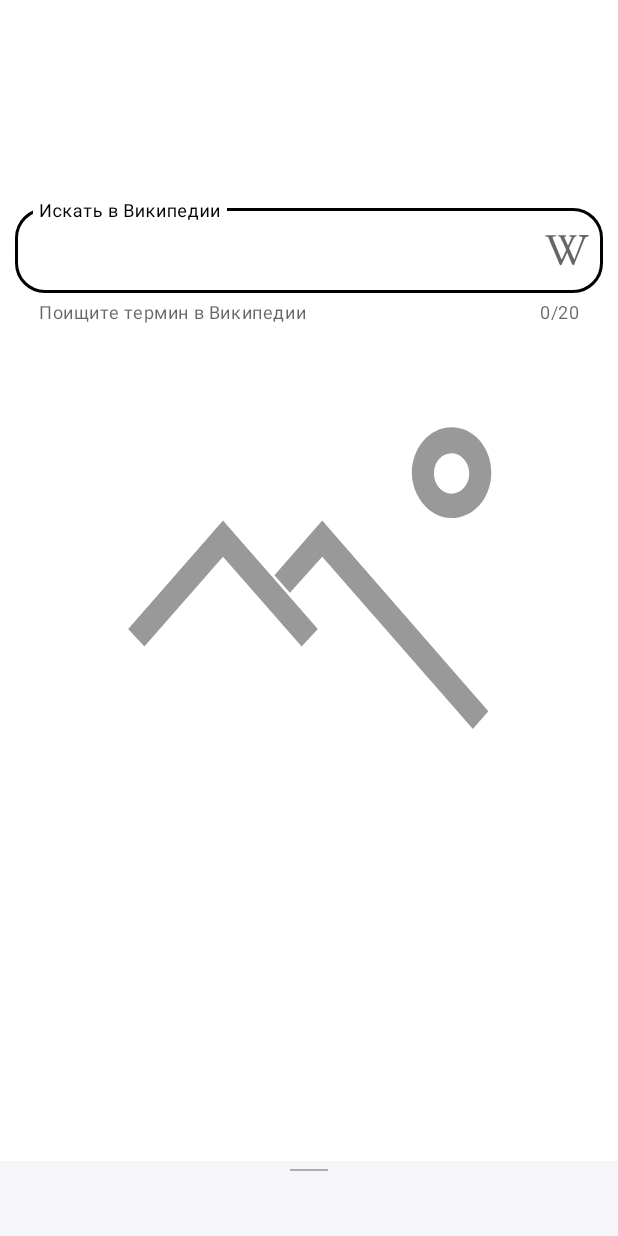
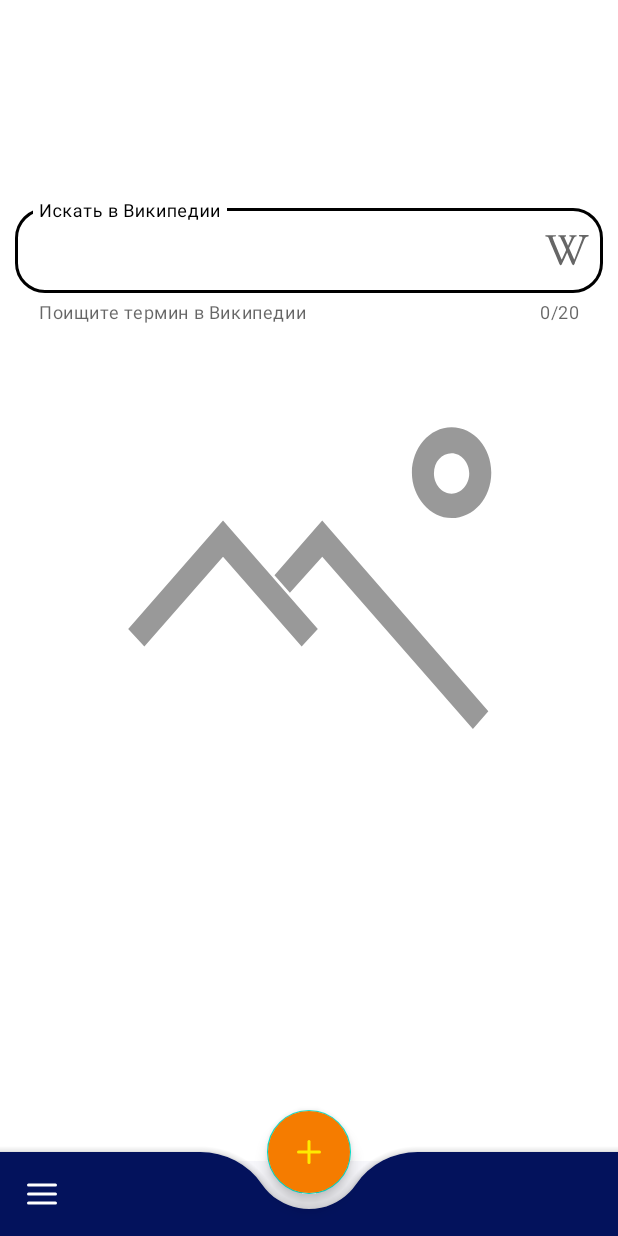
Before and after one commit to MMN95/AndroidMaterialDesign, an Android app: the layout fragment_main.xml on its own in the app's theme, with its tools: preview values and no code run, on a phone screen of 412 x 824 dp. Run offline under Robolectric (Android 15) with nearby library versions, the phone set to English and light mode, and no system bars.

Commit message:
-Добавлен BottomAppBar+FAB и обработка его элементов в коде

```diff
--- a/app/src/main/res/layout/bottom_sheet_layout.xml
+++ b/app/src/main/res/layout/bottom_sheet_layout.xml
@@ -31,7 +31,8 @@
         android:textStyle="bold"
         app:layout_constraintEnd_toEndOf="parent"
         app:layout_constraintStart_toStartOf="parent"
-        app:layout_constraintTop_toBottomOf="@+id/bottom_sheet_line" />
+        app:layout_constraintTop_toBottomOf="@+id/bottom_sheet_line"
+        tools:text="Two Clusters and a Comet" />
 
     <TextView
         android:id="@+id/bottom_sheet_description"
--- a/app/src/main/res/layout/fragment_main.xml
+++ b/app/src/main/res/layout/fragment_main.xml
@@ -2,8 +2,7 @@
 <androidx.coordinatorlayout.widget.CoordinatorLayout xmlns:android="http://schemas.android.com/apk/res/android"
     xmlns:app="http://schemas.android.com/apk/res-auto"
     android:layout_width="match_parent"
-    android:layout_height="match_parent"
-    xmlns:tools="http://schemas.android.com/tools">
+    android:layout_height="match_parent">
 
     <androidx.constraintlayout.widget.ConstraintLayout
         android:id="@+id/main"
@@ -47,5 +46,26 @@
     <include android:id="@+id/bottomSheetLayoutInclude" layout="@layout/bottom_sheet_layout" />
     <include android:id="@+id/loadingLayoutInclude" layout="@layout/loading_layout"/>
 
+    <com.google.android.material.bottomappbar.BottomAppBar
+        android:id="@+id/bottom_app_bar"
+        android:layout_width="match_parent"
+        android:layout_height="wrap_content"
+        android:layout_gravity="bottom"
+        app:backgroundTint="@color/colorPrimary"
+        app:fabAlignmentMode="center"
+        app:navigationIcon="@drawable/ic_hamburger_menu_bottom_bar"
+        app:fabCradleMargin="10dp"
+        app:fabCradleRoundedCornerRadius="50dp"/>
+
+    <com.google.android.material.floatingactionbutton.FloatingActionButton
+        android:id="@+id/fab"
+        android:layout_width="wrap_content"
+        android:layout_height="wrap_content"
+        android:backgroundTint="@color/colorAccent"
+        app:layout_anchor="@id/bottom_app_bar"
+        app:srcCompat="@drawable/ic_plus_fab"
+        app:tint="#FFEA00" />
+
+
 
 </androidx.coordinatorlayout.widget.CoordinatorLayout>
--- a/app/src/main/res/values/colors.xml
+++ b/app/src/main/res/values/colors.xml
@@ -10,4 +10,7 @@
 
     <color name="color_gray">#66000000</color>
 
+    <color name="colorPrimary">#03125C</color>
+    <color name="colorPrimaryDark">#01081E</color>
+    <color name="colorAccent">#F57C00</color>
 </resources>
--- a/app/src/main/res/values/themes.xml
+++ b/app/src/main/res/values/themes.xml
@@ -1,9 +1,9 @@
 <resources xmlns:tools="http://schemas.android.com/tools">
     <!-- Base application theme. -->
-    <style name="Theme.AndroidMaterialDesign" parent="Theme.MaterialComponents.DayNight.DarkActionBar">
+    <style name="Theme.AndroidMaterialDesign" parent="Theme.MaterialComponents.Light.NoActionBar">
         <!-- Primary brand color. -->
-        <item name="colorPrimary">@color/purple_500</item>
-        <item name="colorPrimaryVariant">@color/purple_700</item>
+        <item name="colorPrimary">@color/colorPrimary</item>
+        <item name="colorPrimaryVariant">@color/black</item>
         <item name="colorOnPrimary">@color/white</item>
         <!-- Secondary brand color. -->
         <item name="colorSecondary">@color/teal_200</item>
```
Also changed, not shown: app/src/main/java/ru/mmn/androidmaterialdesign/view/picture/BottomNavigationDrawerFragment.kt (added, +47 -0 lines), app/src/main/java/ru/mmn/androidmaterialdesign/view/picture/PODFragment.kt (+29 -3 lines), app/src/main/res/layout/bottom_navigation_layout.xml (added, +18 -0 lines), app/src/main/res/menu/menu_bottom_bar.xml (added, +15 -0 lines), app/src/main/res/menu/menu_bottom_navigation.xml (added, +12 -0 lines).
